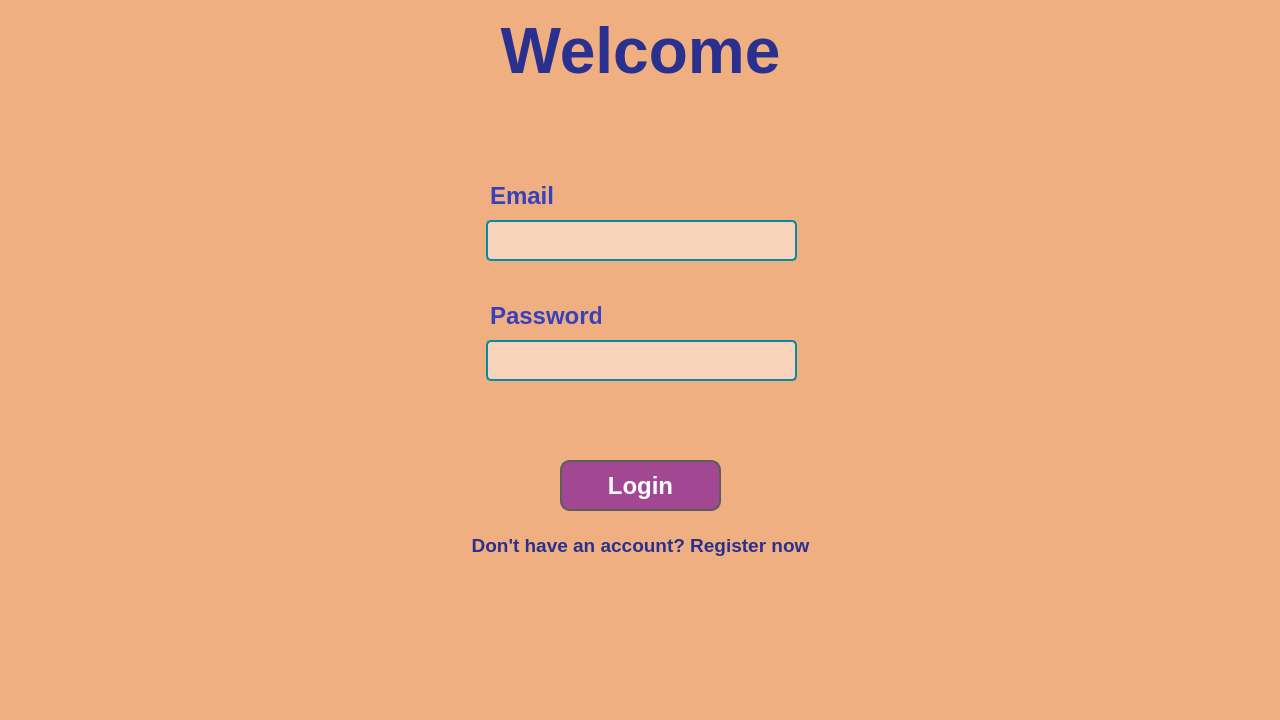
First picture: the form in Gartic-Frontend/Gartic-Frontend/LoginWindow.ui, repository rusuuu/Professional-Googlers, before the edit.
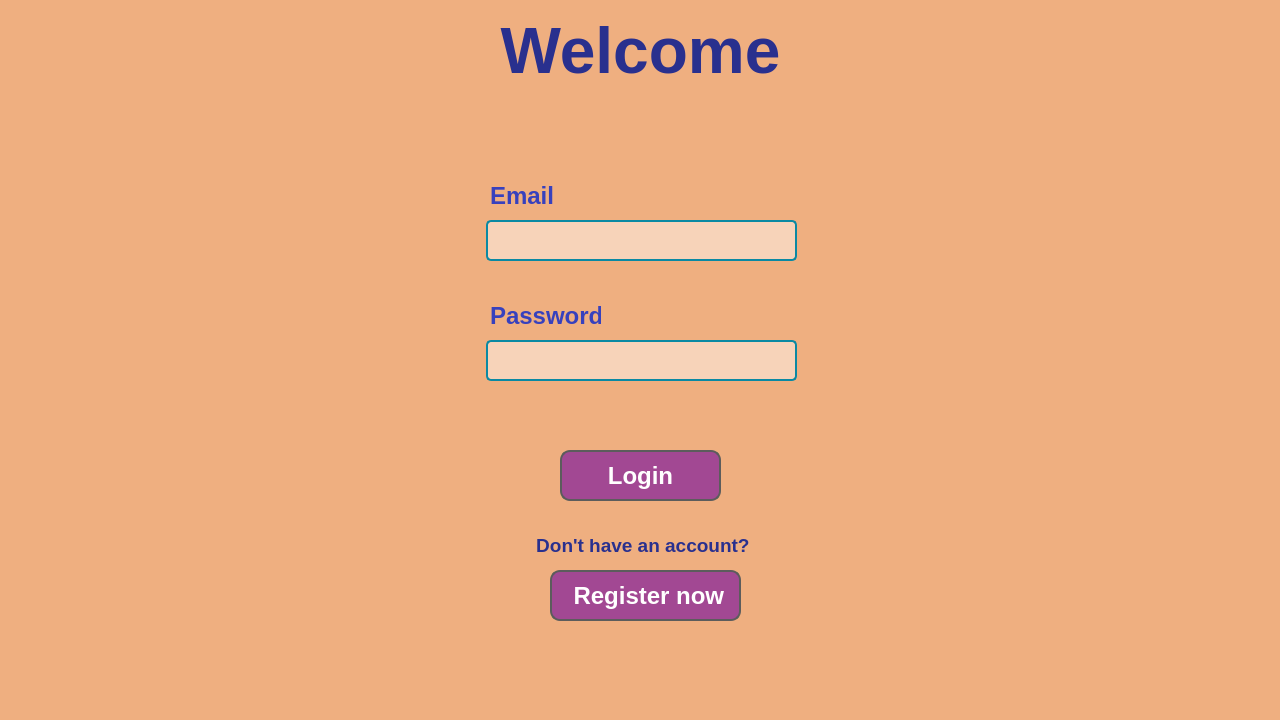
Second picture: the form after the edit.

Commit message: Connected Login page to Register page

What changed in the file:
```diff
--- a/Gartic-Frontend/Gartic-Frontend/LoginWindow.ui
+++ b/Gartic-Frontend/Gartic-Frontend/LoginWindow.ui
@@ -33,7 +33,7 @@
     <property name="geometry">
      <rect>
       <x>560</x>
-      <y>460</y>
+      <y>450</y>
       <width>161</width>
       <height>51</height>
      </rect>
@@ -277,9 +277,9 @@
    <widget class="QLabel" name="SignupLabel">
     <property name="geometry">
      <rect>
-      <x>465</x>
+      <x>520</x>
       <y>530</y>
-      <width>351</width>
+      <width>251</width>
       <height>31</height>
      </rect>
     </property>
@@ -293,12 +293,49 @@
      <string notr="true">color: rgb(41, 48, 142);</string>
     </property>
     <property name="text">
-     <string>Don't have an account? Register now</string>
+     <string>Don't have an account? </string>
     </property>
     <property name="alignment">
      <set>Qt::AlignCenter</set>
     </property>
    </widget>
+   <widget class="QPushButton" name="RegisterButton">
+    <property name="geometry">
+     <rect>
+      <x>550</x>
+      <y>570</y>
+      <width>191</width>
+      <height>51</height>
+     </rect>
+    </property>
+    <property name="font">
+     <font>
+      <pointsize>18</pointsize>
+      <bold>true</bold>
+     </font>
+    </property>
+    <property name="styleSheet">
+     <string notr="true">QPushButton {
+    border-radius: 10px; 
+    border: 2px solid #5c5c5c; 
+    background-color: rgb(162,72,147);  
+    padding: 5px;
+    color: #ffffff;  
+}
+
+QPushButton:hover {
+    background-color: rgb(231,96,131);  
+}
+
+QPushButton:pressed {
+    background-color: rgb(225,62,103);  
+}
+</string>
+    </property>
+    <property name="text">
+     <string> Register now</string>
+    </property>
+   </widget>
   </widget>
  </widget>
  <layoutdefault spacing="6" margin="11"/>
```
Left out of the diff: 2 changed lines with no effect on the pictures. The commit also changes 6 other files.
